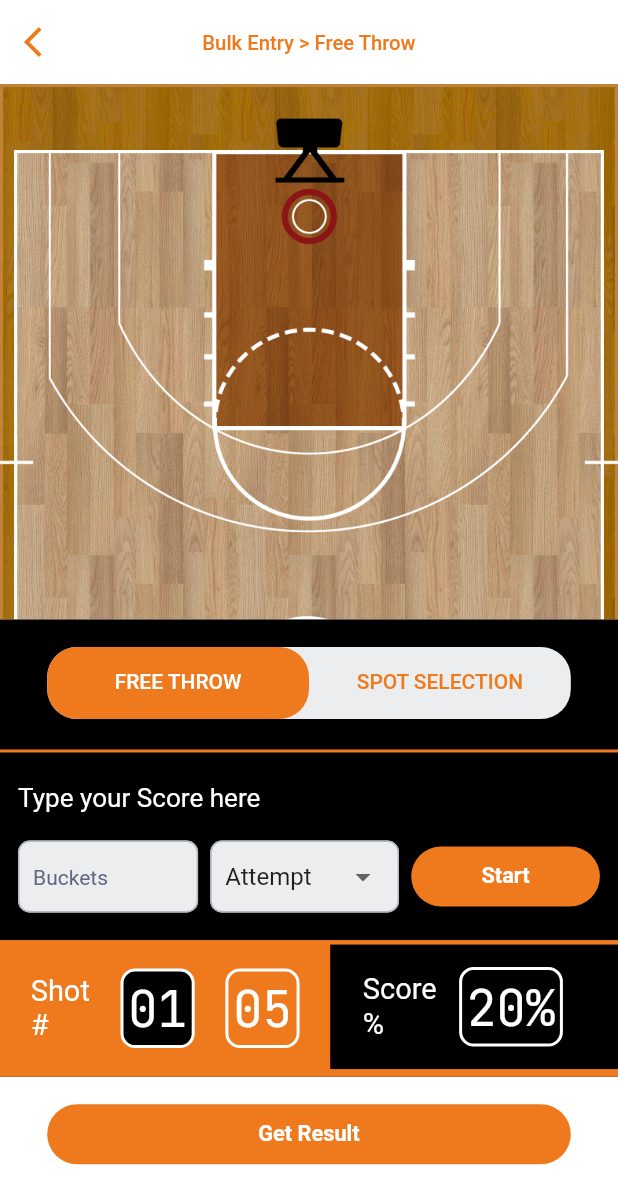
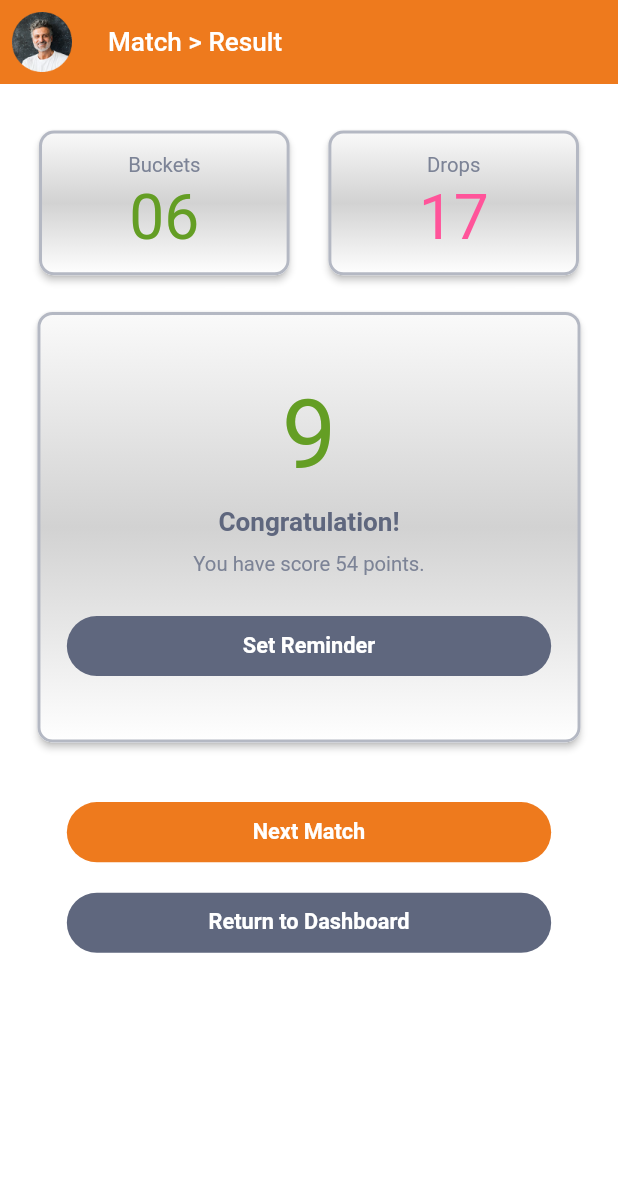
Before and after one commit to talal033528/switch-frontend, a Flutter app: the ThrowAndSpotSelectionScreen screen opened directly, after a tap on "Get Result", on a phone screen of 412 x 824 dp. Shown: the top 1204 px of the screen. Run offline on Flutter 3.47's test engine with Material 2 defaults, Android fonts, the phone set to English and light mode, and no system bars; our stand-ins replace flutter_screenutil, flutter_switch, go_router, google_fonts, lucide_icons, pin_code_fields and 1 more.

Commit message:
old design completed

```diff
--- a/lib/main.dart
+++ b/lib/main.dart
@@ -11,6 +11,7 @@ import 'package:swish_basketball/view/goals/setmygoals.dart';
 import 'package:swish_basketball/view/mainhome/mainhome.dart';
 import 'package:swish_basketball/view/notifications/notification.dart';
 import 'package:swish_basketball/view/setting/account.dart';
+import 'package:swish_basketball/view/shooting/matchresult.dart';
 import 'package:swish_basketball/view/shooting/shooting.dart';
 import 'package:swish_basketball/view/shooting/throwandselection.dart';
 
@@ -92,6 +93,12 @@ final GoRouter _router = GoRouter(
                     return const ThrowAndSpotSelectionScreen();
                   },
                 ),
+                GoRoute(
+                  path: 'matchresult',
+                  builder: (BuildContext context, GoRouterState state) {
+                    return const MatchResultScreen();
+                  },
+                ),
               ]),
           GoRoute(
             path: 'noitification',
--- /dev/null
+++ b/lib/view/shooting/matchresult.dart
@@ -0,0 +1,177 @@
+import 'package:flutter/material.dart';
+import 'package:flutter_screenutil/flutter_screenutil.dart';
+import 'package:go_router/go_router.dart';
+import 'package:swish_basketball/view/home/childhomescreen.dart';
+import 'package:swish_basketball/widgets/button.dart';
+
+class MatchResultScreen extends StatelessWidget {
+  const MatchResultScreen({super.key});
+
+  @override
+  Widget build(BuildContext context) {
+    return Scaffold(
+      backgroundColor: Colors.white,
+      appBar: AppBar(
+        leading: Padding(
+          padding: const EdgeInsets.all(8.0),
+          child: Image.asset(
+            'assets/images/userph.png',
+            width: 40.w,
+          ),
+        ),
+        elevation: 0,
+        backgroundColor: const Color(0xffEE7A1D),
+        centerTitle: false,
+        title: Text(
+          "Match > Result",
+          style: TextStyle(color: Colors.white, fontSize: 18.sp),
+        ),
+      ),
+      body: SizedBox(
+        width: double.infinity,
+        child: Column(
+          children: [
+            28.verticalSpace,
+            SizedBox(
+              width: 351.w,
+              child: Row(
+                mainAxisAlignment: MainAxisAlignment.spaceBetween,
+                children: [
+                  SizedBox(
+                    width: 167.w,
+                    height: 108.h,
+                    child: GreyBG(
+                      child: Column(
+                        crossAxisAlignment: CrossAxisAlignment.center,
+                        mainAxisAlignment: MainAxisAlignment.center,
+                        children: [
+                          Text(
+                            "Buckets",
+                            textAlign: TextAlign.center,
+                            style: TextStyle(
+                              color: const Color(0xff7C8396),
+                              fontSize: 14.sp,
+                            ),
+                          ),
+                          3.verticalSpace,
+                          Text(
+                            "06",
+                            textAlign: TextAlign.center,
+                            style: TextStyle(
+                              color: const Color(0xff649E24),
+                              fontSize: 43.sp,
+                            ),
+                          ),
+                        ],
+                      ),
+                    ),
+                  ),
+                  SizedBox(
+                    width: 167.w,
+                    height: 108.h,
+                    child: GreyBG(
+                      child: Column(
+                        crossAxisAlignment: CrossAxisAlignment.center,
+                        mainAxisAlignment: MainAxisAlignment.center,
+                        children: [
+                          Text(
+                            "Drops",
+                            textAlign: TextAlign.center,
+                            style: TextStyle(
+                              color: const Color(0xff7C8396),
+                              fontSize: 14.sp,
+                            ),
+                          ),
+                          3.verticalSpace,
+                          Text(
+                            "17",
+                            textAlign: TextAlign.center,
+                            style: TextStyle(
+                              color: const Color(0xffFF549A),
+                              fontSize: 43.sp,
+                            ),
+                          ),
+                        ],
+                      ),
+                    ),
+                  )
+                ],
+              ),
+            ),
+            17.verticalSpace,
+            SizedBox(
+              width: 353.w,
+              height: 305.h,
+              child: GreyBG(
+                  child: Center(
+                child: Column(
+                  crossAxisAlignment: CrossAxisAlignment.center,
+                  mainAxisAlignment: MainAxisAlignment.center,
+                  children: [
+                    Text(
+                      "9",
+                      textAlign: TextAlign.center,
+                      style: TextStyle(
+                        color: const Color(0xff649E24),
+                        fontSize: 67.sp,
+                      ),
+                    ),
+                    10.verticalSpace,
+                    Text(
+                      "Congratulation!",
+                      style: TextStyle(
+                          color: const Color(0xff5F677E),
+                          fontSize: 18.sp,
+                          fontWeight: FontWeight.bold),
+                    ),
+                    10.verticalSpace,
+                    Text(
+                      "You have score 54 points.",
+                      textAlign: TextAlign.center,
+                      style: TextStyle(
+                        color: const Color(0xff7C8396),
+                        fontSize: 14.sp,
+                      ),
+                    ),
+                    28.verticalSpace,
+                    SizedBox(
+                      width: 308.w,
+                      child: const GlobalButton(
+                        text: 'Set Reminder',
+                        color: Color(0xff5F677E),
+                      ),
+                    ),
+                  ],
+                ),
+              )),
+            ),
+            37.verticalSpace,
+            SizedBox(
+              width: 308.w,
+              child: const GlobalButton(
+                text: 'Next Match',
+                color: Color(0xffEE7A1D),
+              ),
+            ),
+            21.verticalSpace,
+            GestureDetector(
+              onTap: () {
+                context.pop();
+                context.pop();
+                context.pop();
+                context.pop();
+              },
+              child: SizedBox(
+                width: 308.w,
+                child: const GlobalButton(
+                  text: 'Return to Dashboard',
+                  color: Color(0xff5F677E),
+                ),
+              ),
+            ),
+          ],
+        ),
+      ),
+    );
+  }
+}
--- a/lib/view/shooting/throwandselection.dart
+++ b/lib/view/shooting/throwandselection.dart
@@ -253,7 +253,7 @@ class _ThrowAndSpotSelectionScreenState
                     19.verticalSpace,
                     GestureDetector(
                       onTap: () {
-                        context.push('/home/child/shooting/throwandspot');
+                        context.push('/home/child/shooting/matchresult');
                       },
                       child: SizedBox(
                         width: 333.w,
```
